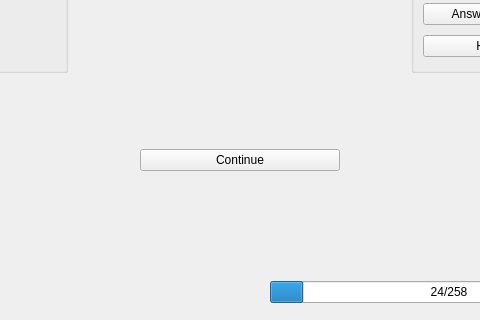
Before: the Qt Designer form src/practice/practice_mainwindow.ui in KDE/parley, drawn with Qt 5; both pictures show x 232 to 712 and y 284 to 604 of the 871 by 604 pixel window.
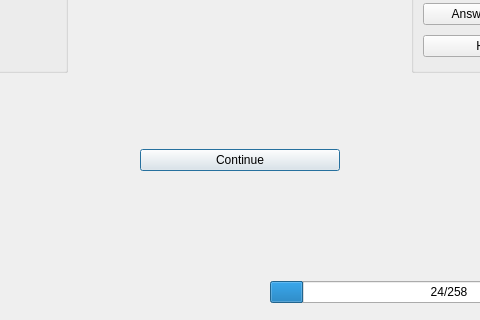
After: the same form once the commit is applied. The open tabs and pages were chosen to show the change. Icons and pictures are not drawn.

Commit message: Daniel wants to know more words than <dani_l_> tree tree tree tree tree tree tree tree tree

What changed in the file:
```diff
--- a/src/practice/practice_mainwindow.ui
+++ b/src/practice/practice_mainwindow.ui
@@ -188,6 +188,12 @@
        <property name="text">
         <string>Continue</string>
        </property>
+       <property name="autoDefault">
+        <bool>true</bool>
+       </property>
+       <property name="default">
+        <bool>true</bool>
+       </property>
       </widget>
      </item>
      <item row="1" column="3">
```
Left out of the diff: 15 changed lines with no effect on the pictures. The commit also changes 2 other files.
